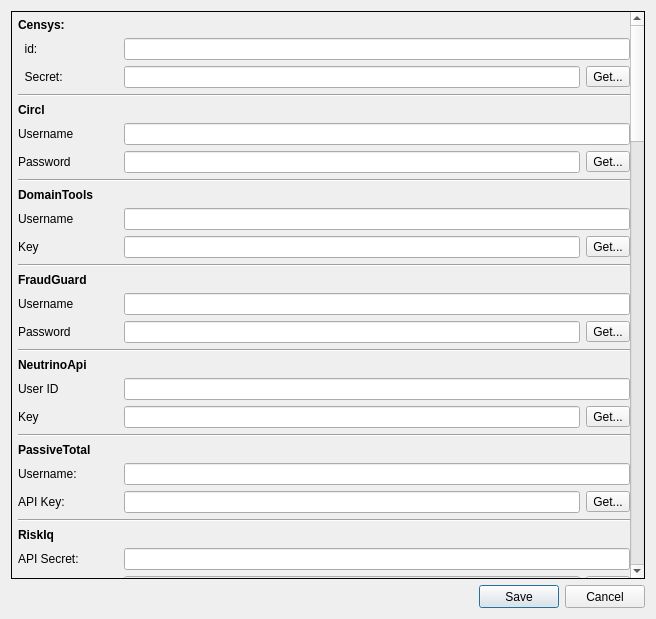
First picture: the form in sub3suite/src/Dialogs/ApiKeysDialog.ui, repository 3nock/OTE, before the edit.
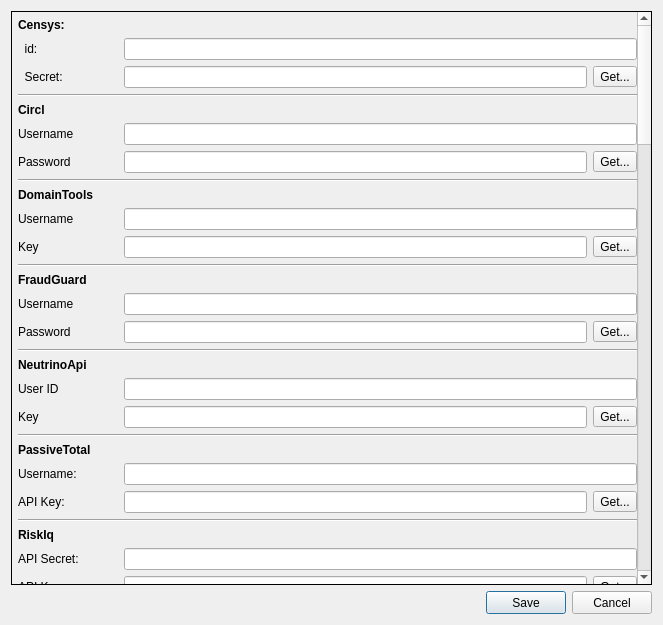
Second picture: the form after the edit. Icons and pictures are not drawn.

```diff
--- a/sub3suite/src/Dialogs/ApiKeysDialog.ui
+++ b/sub3suite/src/Dialogs/ApiKeysDialog.ui
@@ -6,8 +6,8 @@
    <rect>
     <x>0</x>
     <y>0</y>
-    <width>656</width>
-    <height>619</height>
+    <width>663</width>
+    <height>625</height>
    </rect>
   </property>
   <property name="sizePolicy">
@@ -63,8 +63,8 @@
       <property name="geometry">
        <rect>
         <x>0</x>
-        <y>-310</y>
-        <width>619</width>
+        <y>0</y>
+        <width>626</width>
         <height>2626</height>
        </rect>
       </property>
```
